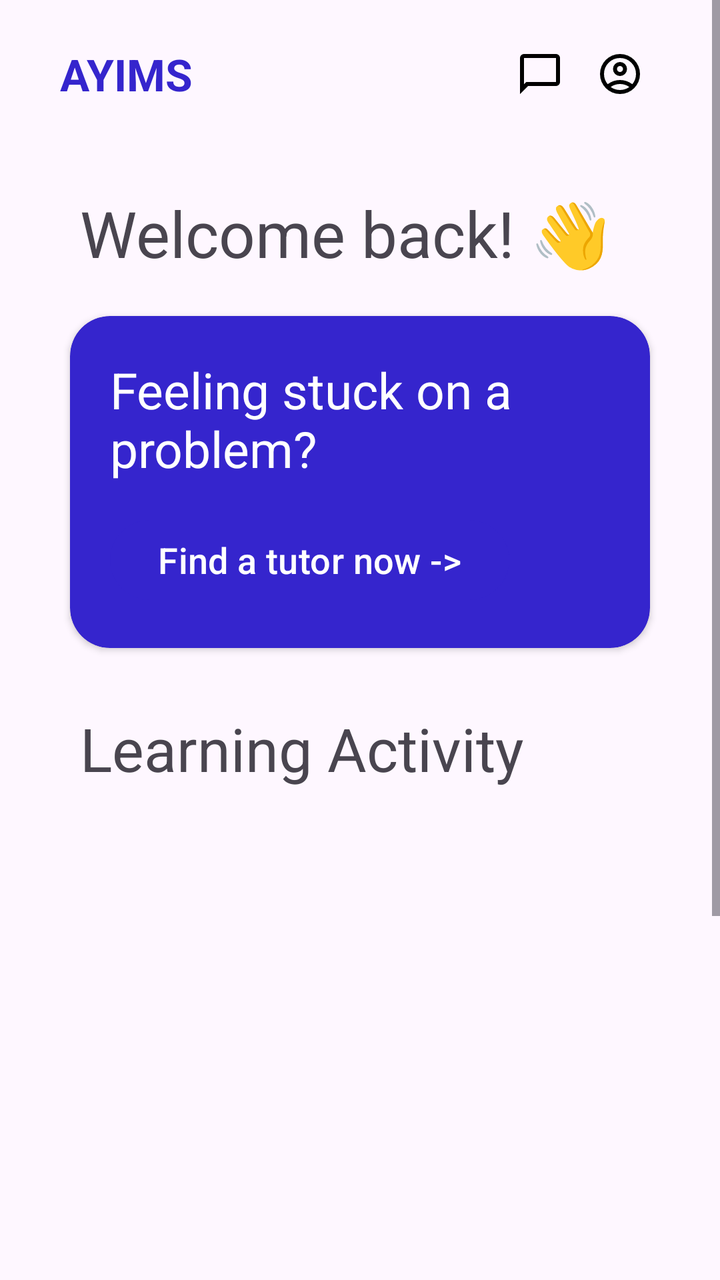
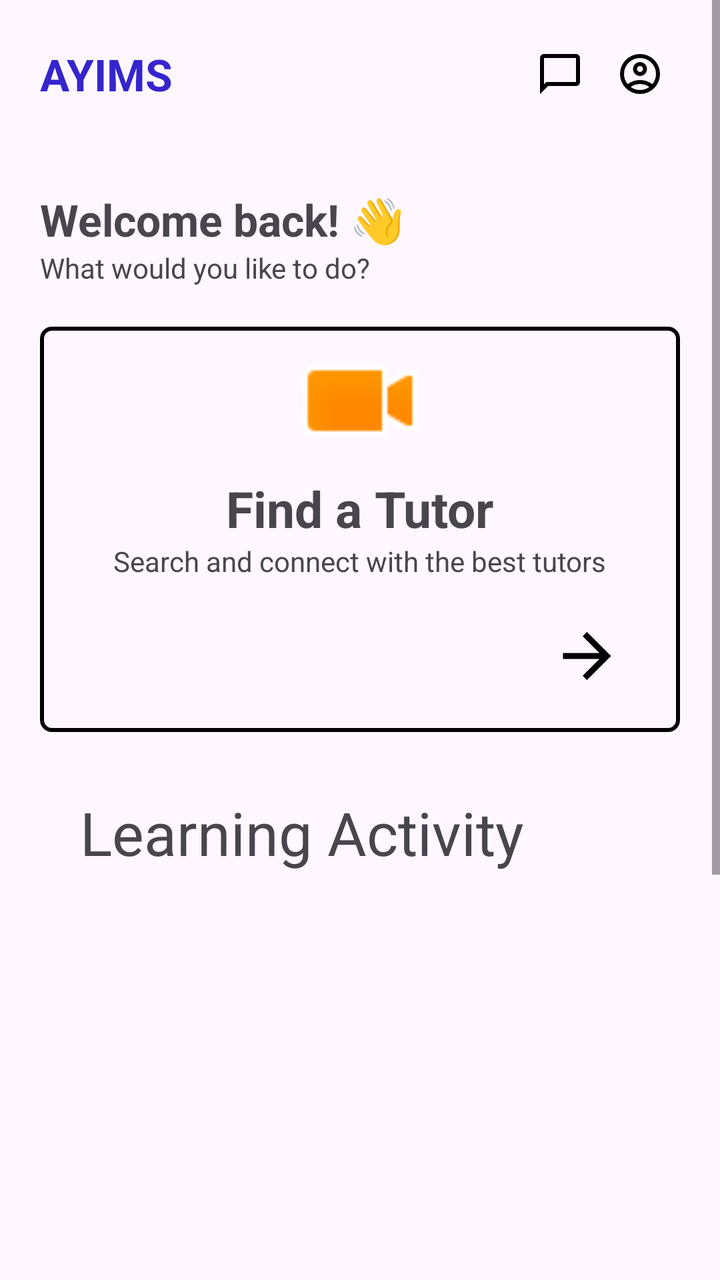

Compare the two renders of this Android layout. The source of the first and the diff that turns it into the second are given below.
<!-- AndroidManifest.xml: application theme Theme.MyTutor -->
<!-- res/layout/fragment_home.xml -->
<?xml version="1.0" encoding="utf-8"?>
<ScrollView xmlns:android="http://schemas.android.com/apk/res/android"
    xmlns:tools="http://schemas.android.com/tools"
    android:layout_width="match_parent"
    android:layout_height="match_parent"
    xmlns:app="http://schemas.android.com/apk/res-auto"
    tools:context=".HomeFragment">

    <LinearLayout
        android:layout_width="match_parent"
        android:layout_height="match_parent"
        android:orientation="vertical">

        <LinearLayout
            android:layout_width="match_parent"
            android:layout_height="wrap_content"
            android:layout_marginTop="17dp"
            android:layout_marginHorizontal="30dp"
            android:gravity="center_vertical"
            android:orientation="horizontal">
            <TextView
                android:layout_width="0dp"
                android:layout_weight="1"
                android:layout_height="wrap_content"
                android:textColor="@color/btn"
                android:text="AYIMS"
                android:textStyle="bold"
                android:textSize="22sp"/>

            <TextView
                android:id="@+id/chatIcon"
                android:layout_width="wrap_content"
                android:layout_height="wrap_content"
                android:padding="8dp"
                app:drawableStartCompat="@drawable/outline_chat_bubble_24"
                app:drawableTint="@color/black"/>

            <TextView
                android:id="@+id/profileIcon"
                android:layout_width="wrap_content"
                android:layout_height="wrap_content"
                android:padding="8dp"
                android:clickable="true"
                android:focusable="true"
                app:drawableStartCompat="@drawable/outline_account_circle_24"
                app:drawableTint="@color/black"/>
        </LinearLayout>


        <TextView
            android:id="@+id/welcomeText"
            android:layout_width="wrap_content"
            android:layout_height="wrap_content"
            android:textSize="32sp"
            android:layout_marginTop="38dp"
            android:layout_marginStart="40dp"
            android:text="Welcome back! 👋"/>

        <androidx.cardview.widget.CardView
            android:layout_width="match_parent"
            android:layout_height="wrap_content"
            app:cardCornerRadius="20dp"
            android:layout_marginTop="20dp"
            android:backgroundTint="@color/btn"
            android:layout_marginHorizontal="35dp">

            <LinearLayout
                android:layout_width="match_parent"
                android:layout_height="match_parent"
                android:paddingHorizontal="20dp"
                android:paddingVertical="20dp"
                android:orientation="vertical">
                <TextView
                    android:layout_width="wrap_content"
                    android:layout_height="wrap_content"
                    android:text="Feeling stuck on a problem?"
                    android:textColor="@color/white"
                    android:textSize="25sp"/>

                <Button
                    android:id="@+id/findtutor"
                    android:layout_width="wrap_content"
                    android:layout_height="wrap_content"
                    android:textColor="@color/white"
                    android:layout_marginTop="15dp"
                    android:backgroundTint="@color/btn"
                    android:clickable="true"
                    android:text="Find a tutor now ->"
                    android:textSize="18sp"/>
            </LinearLayout>

        </androidx.cardview.widget.CardView>

   <TextView
       android:layout_width="wrap_content"
       android:layout_height="wrap_content"
       android:text="Learning Activity"
       android:textSize="30sp"
       android:layout_marginTop="30dp"
       android:layout_marginStart="40dp"/>

        <ListView
            android:id="@+id/sessionListView"
            android:layout_width="match_parent"
            android:layout_height="500dp"
            android:layout_marginHorizontal="40dp"
            android:layout_gravity="center"
            android:divider="@null"
            android:dividerHeight="0dp"/>
    </LinearLayout>

</ScrollView>
<!-- resources referenced by this layout -->
<resources>
  <color name="black">#FF000000</color>
  <color name="btn">#3525CD</color>
  <color name="white">#FFFFFFFF</color>
  <!-- drawable outline_account_circle_24 (drawable) -->
  <vector xmlns:android="http://schemas.android.com/apk/res/android" android:height="24dp" android:tint="#000000" android:viewportHeight="960" android:viewportWidth="960" android:width="24dp">
        
      <path android:fillColor="@android:color/white" android:pathData="M234,684Q285,645 348,622.5Q411,600 480,600Q549,600 612,622.5Q675,645 726,684Q761,643 780.5,591Q800,539 800,480Q800,347 706.5,253.5Q613,160 480,160Q347,160 253.5,253.5Q160,347 160,480Q160,539 179.5,591Q199,643 234,684ZM380.5,479.5Q340,439 340,380Q340,321 380.5,280.5Q421,240 480,240Q539,240 579.5,280.5Q620,321 620,380Q620,439 579.5,479.5Q539,520 480,520Q421,520 380.5,479.5ZM480,880Q397,880 324,848.5Q251,817 197,763Q143,709 111.5,636Q80,563 80,480Q80,397 111.5,324Q143,251 197,197Q251,143 324,111.5Q397,80 480,80Q563,80 636,111.5Q709,143 763,197Q817,251 848.5,324Q880,397 880,480Q880,563 848.5,636Q817,709 763,763Q709,817 636,848.5Q563,880 480,880ZM580,784.5Q627,769 666,740Q627,711 580,695.5Q533,680 480,680Q427,680 380,695.5Q333,711 294,740Q333,769 380,784.5Q427,800 480,800Q533,800 580,784.5ZM523,423Q540,406 540,380Q540,354 523,337Q506,320 480,320Q454,320 437,337Q420,354 420,380Q420,406 437,423Q454,440 480,440Q506,440 523,423ZM480,380Q480,380 480,380Q480,380 480,380Q480,380 480,380Q480,380 480,380Q480,380 480,380Q480,380 480,380Q480,380 480,380Q480,380 480,380ZM480,740Q480,740 480,740Q480,740 480,740Q480,740 480,740Q480,740 480,740Q480,740 480,740Q480,740 480,740Q480,740 480,740Q480,740 480,740Z"/>
      
  </vector>
  <!-- drawable outline_chat_bubble_24 (drawable) -->
  <vector xmlns:android="http://schemas.android.com/apk/res/android" android:height="24dp" android:tint="#000000" android:viewportHeight="960" android:viewportWidth="960" android:width="24dp">
        
      <path android:fillColor="@android:color/white" android:pathData="M80,880L80,160Q80,127 103.5,103.5Q127,80 160,80L800,80Q833,80 856.5,103.5Q880,127 880,160L880,640Q880,673 856.5,696.5Q833,720 800,720L240,720L80,880ZM206,640L800,640Q800,640 800,640Q800,640 800,640L800,160Q800,160 800,160Q800,160 800,160L160,160Q160,160 160,160Q160,160 160,160L160,685L206,640ZM160,640L160,640L160,160Q160,160 160,160Q160,160 160,160L160,160Q160,160 160,160Q160,160 160,160L160,640Q160,640 160,640Q160,640 160,640Z"/>
      
  </vector>
  <style name="Theme.MyTutor" parent="Base.Theme.MyTutor" />
  <style name="Base.Theme.MyTutor" parent="Theme.Material3.DayNight.NoActionBar">
          
          
      </style>
</resources>

<!-- the commit's change to res/layout/fragment_home.xml (unified diff, before → after) -->
@@ -15,7 +15,7 @@
             android:layout_width="match_parent"
             android:layout_height="wrap_content"
             android:layout_marginTop="17dp"
-            android:layout_marginHorizontal="30dp"
+            android:layout_marginHorizontal="20dp"
             android:gravity="center_vertical"
             android:orientation="horizontal">
             <TextView
@@ -51,45 +51,56 @@
             android:id="@+id/welcomeText"
             android:layout_width="wrap_content"
             android:layout_height="wrap_content"
-            android:textSize="32sp"
+            android:textSize="22sp"
+            android:textStyle="bold"
             android:layout_marginTop="38dp"
-            android:layout_marginStart="40dp"
+            android:layout_marginStart="20dp"
             android:text="Welcome back! 👋"/>
 
-        <androidx.cardview.widget.CardView
+        <TextView
+            android:layout_width="wrap_content"
+            android:layout_height="wrap_content"
+            android:layout_marginHorizontal="20dp"
+            android:text="What would you like to do?"/>
+
+        <LinearLayout
             android:layout_width="match_parent"
             android:layout_height="wrap_content"
-            app:cardCornerRadius="20dp"
-            android:layout_marginTop="20dp"
-            android:backgroundTint="@color/btn"
-            android:layout_marginHorizontal="35dp">
+            android:orientation="vertical"
+            android:background="@drawable/boarders"
+            android:layout_marginHorizontal="20dp"
+            android:layout_marginTop="20dp">
 
-            <LinearLayout
-                android:layout_width="match_parent"
-                android:layout_height="match_parent"
-                android:paddingHorizontal="20dp"
-                android:paddingVertical="20dp"
-                android:orientation="vertical">
-                <TextView
-                    android:layout_width="wrap_content"
-                    android:layout_height="wrap_content"
-                    android:text="Feeling stuck on a problem?"
-                    android:textColor="@color/white"
-                    android:textSize="25sp"/>
+            <ImageView
+                android:layout_width="66dp"
+                android:layout_height="74dp"
+                android:layout_gravity="center"
+                app:srcCompat="@android:drawable/presence_video_away" />
+            <TextView
+                android:layout_width="wrap_content"
+                android:layout_height="wrap_content"
+                android:textStyle="bold"
+                android:textSize="25sp"
+                android:layout_gravity="center"
+                android:text="Find a Tutor"/>
+            <TextView
+                android:layout_width="wrap_content"
+                android:layout_height="wrap_content"
+                android:layout_gravity="center"
+                android:text="Search and connect with the best tutors"/>
 
-                <Button
-                    android:id="@+id/findtutor"
-                    android:layout_width="wrap_content"
-                    android:layout_height="wrap_content"
-                    android:textColor="@color/white"
-                    android:layout_marginTop="15dp"
-                    android:backgroundTint="@color/btn"
-                    android:clickable="true"
-                    android:text="Find a tutor now ->"
-                    android:textSize="18sp"/>
-            </LinearLayout>
+            <ImageView
+                android:layout_width="53dp"
+                android:layout_height="36dp"
+                android:layout_gravity="end"
+                android:id="@+id/findTutor"
+                android:layout_marginHorizontal="20dp"
+                android:layout_marginVertical="20dp"
+                android:clickable="true"
+                app:srcCompat="@drawable/baseline_arrow_forward_24" />
 
-        </androidx.cardview.widget.CardView>
+
+        </LinearLayout>
 
    <TextView
        android:layout_width="wrap_content"
<!-- resource entries referenced after the edit -->
@@ -2,7 +2,27 @@
 <resources>
   <color name="black">#FF000000</color>
   <color name="btn">#3525CD</color>
-  <color name="white">#FFFFFFFF</color>
+  <!-- drawable baseline_arrow_forward_24 (drawable) -->
+  <vector xmlns:android="http://schemas.android.com/apk/res/android" android:autoMirrored="true" android:height="24dp" android:tint="#000000" android:viewportHeight="24" android:viewportWidth="24" android:width="24dp">
+        
+      <path android:fillColor="@android:color/white" android:pathData="M12,4l-1.41,1.41L16.17,11H4v2h12.17l-5.58,5.59L12,20l8,-8z"/>
+      
+  </vector>
+  <!-- drawable boarders (drawable) -->
+  <?xml version="1.0" encoding="utf-8"?>
+  <shape xmlns:android="http://schemas.android.com/apk/res/android"
+      android:shape="rectangle">
+  
+      <solid android:color="@android:color/transparent" />
+  
+      <stroke
+          android:width="2dp"
+          android:color="@color/black" />
+  
+      
+      <corners android:radius="5dp" />
+  
+  </shape>
   <!-- drawable outline_account_circle_24 (drawable) -->
   <vector xmlns:android="http://schemas.android.com/apk/res/android" android:height="24dp" android:tint="#000000" android:viewportHeight="960" android:viewportWidth="960" android:width="24dp">
         
